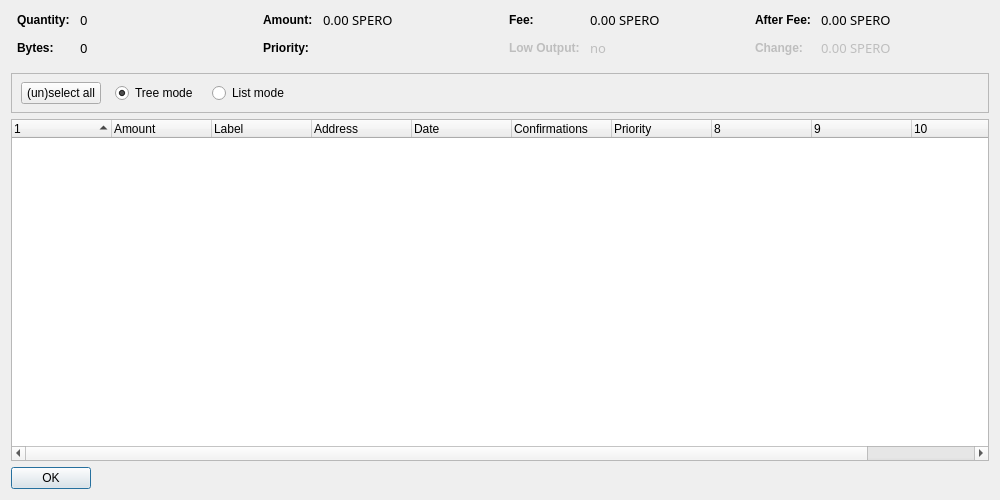
Above: src/qt/forms/coincontroldialog.ui from LightBurdenOfficial/SperoCoin before the change. Below: the same form after it.
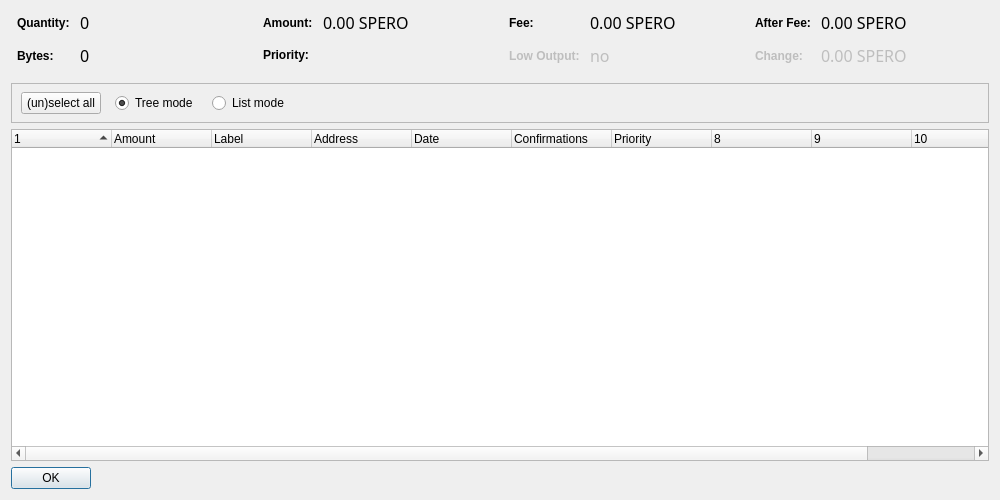
That is the form after the change. Custom widgets are drawn as their Qt base class.

What changed in the file:
```diff
--- a/src/qt/forms/coincontroldialog.ui
+++ b/src/qt/forms/coincontroldialog.ui
@@ -53,9 +53,9 @@
         <widget class="QLabel" name="labelCoinControlQuantity">
          <property name="font">
           <font>
-           <family>Copperplate Gothic Light</family>
-           <pointsize>10</pointsize>
-           <weight>50</weight>
+           <family>Century Gothic</family>
+           <pointsize>12</pointsize>
+           <weight>9</weight>
            <italic>false</italic>
            <bold>false</bold>
           </font>
@@ -88,9 +88,9 @@
         <widget class="QLabel" name="labelCoinControlBytes">
          <property name="font">
           <font>
-           <family>Copperplate Gothic Light</family>
-           <pointsize>10</pointsize>
-           <weight>50</weight>
+           <family>Century Gothic</family>
+           <pointsize>12</pointsize>
+           <weight>9</weight>
            <italic>false</italic>
            <bold>false</bold>
           </font>
@@ -139,9 +139,9 @@
         <widget class="QLabel" name="labelCoinControlAmount">
          <property name="font">
           <font>
-           <family>Copperplate Gothic Light</family>
-           <pointsize>10</pointsize>
-           <weight>50</weight>
+           <family>Century Gothic</family>
+           <pointsize>12</pointsize>
+           <weight>9</weight>
            <italic>false</italic>
            <bold>false</bold>
           </font>
@@ -174,9 +174,9 @@
         <widget class="QLabel" name="labelCoinControlPriority">
          <property name="font">
           <font>
-           <family>Copperplate Gothic Light</family>
-           <pointsize>10</pointsize>
-           <weight>50</weight>
+           <family>Century Gothic</family>
+           <pointsize>12</pointsize>
+           <weight>9</weight>
            <italic>false</italic>
            <bold>false</bold>
           </font>
@@ -225,9 +225,9 @@
         <widget class="QLabel" name="labelCoinControlFee">
          <property name="font">
           <font>
-           <family>Copperplate Gothic Light</family>
-           <pointsize>10</pointsize>
-           <weight>50</weight>
+           <family>Century Gothic</family>
+           <pointsize>12</pointsize>
+           <weight>9</weight>
            <italic>false</italic>
            <bold>false</bold>
           </font>
@@ -266,9 +266,9 @@
          </property>
          <property name="font">
           <font>
-           <family>Copperplate Gothic Light</family>
-           <pointsize>10</pointsize>
-           <weight>50</weight>
+           <family>Century Gothic</family>
+           <pointsize>12</pointsize>
+           <weight>9</weight>
            <italic>false</italic>
            <bold>false</bold>
           </font>
@@ -317,9 +317,9 @@
         <widget class="QLabel" name="labelCoinControlAfterFee">
          <property name="font">
           <font>
-           <family>Copperplate Gothic Light</family>
-           <pointsize>10</pointsize>
-           <weight>50</weight>
+           <family>Century Gothic</family>
+           <pointsize>12</pointsize>
+           <weight>9</weight>
            <italic>false</italic>
            <bold>false</bold>
           </font>
@@ -358,9 +358,9 @@
          </property>
          <property name="font">
           <font>
-           <family>Copperplate Gothic Light</family>
-           <pointsize>10</pointsize>
-           <weight>50</weight>
+           <family>Century Gothic</family>
+           <pointsize>12</pointsize>
+           <weight>9</weight>
            <italic>false</italic>
            <bold>false</bold>
           </font>
@@ -418,6 +418,9 @@
            <verstretch>0</verstretch>
           </sizepolicy>
          </property>
+         <property name="styleSheet">
+          <string notr="true">font: 75 9pt &quot;Century Gothic&quot;;</string>
+         </property>
          <property name="text">
           <string>(un)select all</string>
          </property>
@@ -474,6 +477,9 @@
      <property name="contextMenuPolicy">
       <enum>Qt::CustomContextMenu</enum>
      </property>
+     <property name="styleSheet">
+      <string notr="true">font: 75 10pt &quot;Century Gothic&quot;;</string>
+     </property>
      <property name="sortingEnabled">
       <bool>false</bool>
      </property>
```
Left out of the diff: 5 changed lines with no effect on the pictures.
